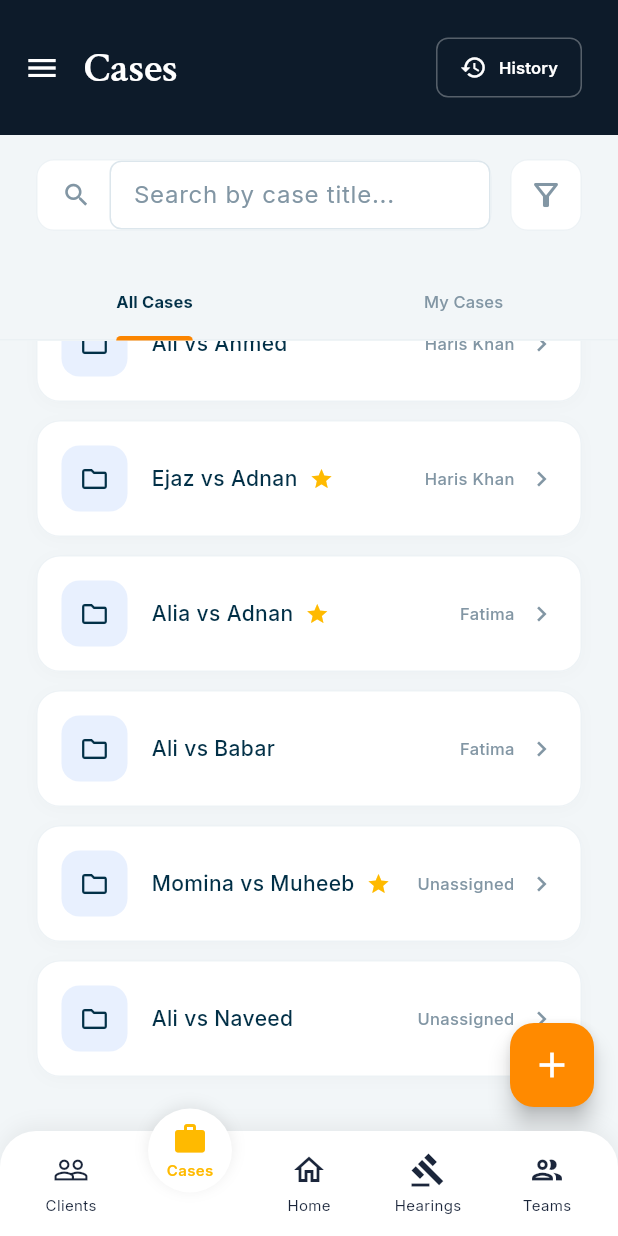
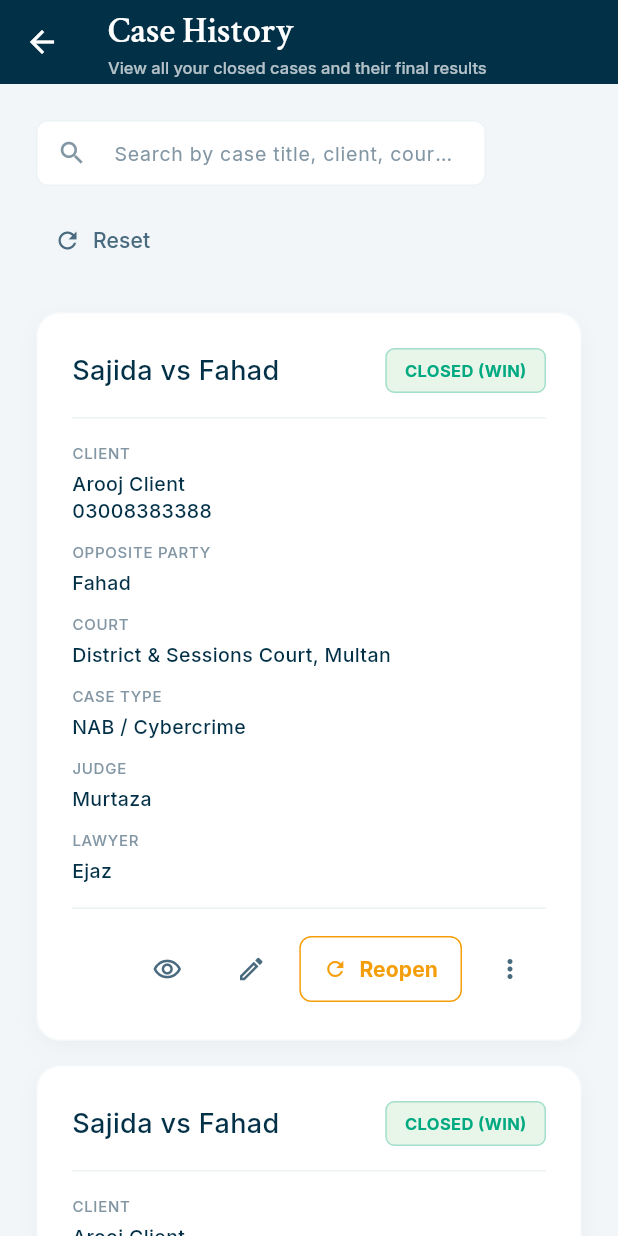
Before and after one commit to Mahnoor-Akhtar/qanomy_app, a Flutter app: the screen it shows after launch, item 2 of the bottom bar chosen, scrolled down 61 dp, after a tap on "History", on a phone screen of 412 x 824 dp. Run offline on Flutter 3.47's test engine with Material 3 defaults, Android fonts, the phone set to English and light mode, and no system bars; our stand-ins replace flutter_animate, google_fonts.

Commit message:
UI Updates: Match team members list with clients list design, add new Case History screen with responsive cards

```diff
--- /dev/null
+++ b/lib/features/cases/screens/case_history_screen.dart
@@ -0,0 +1,276 @@
+import 'package:flutter/material.dart';
+import '../../../core/theme/app_colors.dart';
+import '../../../core/theme/app_typography.dart';
+import '../../../core/theme/app_spacing.dart';
+import '../../../core/utils/responsive.dart';
+
+class CaseHistoryScreen extends StatelessWidget {
+  const CaseHistoryScreen({super.key});
+
+  @override
+  Widget build(BuildContext context) {
+    return Scaffold(
+      backgroundColor: AppColors.pageBackground,
+      appBar: AppBar(
+        backgroundColor: AppColors.primaryNavy,
+        elevation: 0,
+        iconTheme: const IconThemeData(color: Colors.white),
+        title: Column(
+          crossAxisAlignment: CrossAxisAlignment.start,
+          children: [
+            Text('Case History', style: AppTypography.header.copyWith(color: Colors.white, fontSize: 24)),
+            const SizedBox(height: 2),
+            Text('View all your closed cases and their final results', style: AppTypography.labelSmall.copyWith(color: Colors.white70)),
+          ],
+        ),
+      ),
+      body: SingleChildScrollView(
+        padding: const EdgeInsets.all(AppSpacing.s24),
+        child: Align(
+          alignment: Alignment.topCenter,
+          child: ConstrainedBox(
+            constraints: const BoxConstraints(maxWidth: 1200),
+            child: Column(
+              crossAxisAlignment: CrossAxisAlignment.stretch,
+              children: [
+                _buildFilterBar(context),
+                const SizedBox(height: AppSpacing.s24),
+                _buildHistoryList(),
+              ],
+            ),
+          ),
+        ),
+      ),
+    );
+  }
+
+  Widget _buildFilterBar(BuildContext context) {
+    final isMobile = Responsive.isMobile(context);
+    return Wrap(
+      spacing: 12,
+      runSpacing: 12,
+      alignment: WrapAlignment.spaceBetween,
+      crossAxisAlignment: WrapCrossAlignment.center,
+      children: [
+        Row(
+          mainAxisSize: MainAxisSize.min,
+          children: [
+            SizedBox(
+              width: 300,
+              height: 44,
+              child: TextField(
+                decoration: InputDecoration(
+                  fillColor: Colors.white,
+                  filled: true,
+                  hintText: 'Search by case title, client, court...',
+                  hintStyle: AppTypography.bodyInter.copyWith(color: AppColors.textMuted, fontSize: 13),
+                  prefixIcon: const Icon(Icons.search, color: AppColors.textMuted, size: 20),
+                  contentPadding: const EdgeInsets.symmetric(vertical: 0, horizontal: 16),
+                  enabledBorder: OutlineInputBorder(
+                    borderRadius: BorderRadius.circular(8),
+                    borderSide: BorderSide(color: AppColors.border.withOpacity(0.5)),
+                  ),
+                  focusedBorder: OutlineInputBorder(
+                    borderRadius: BorderRadius.circular(8),
+                    borderSide: BorderSide(color: const Color(0xFF00A980)),
+                  ),
+                ),
+              ),
+            ),
+            const SizedBox(width: 12),
+            if (!isMobile) ...[
+              _buildDropdown('Court (All)'),
+              const SizedBox(width: 12),
+              _buildDropdown('Case Type (All)'),
+              const SizedBox(width: 12),
+              _buildDropdown('Assigned Lawyer (All)'),
+            ],
+          ],
+        ),
+        TextButton.icon(
+          onPressed: () {},
+          icon: const Icon(Icons.refresh, size: 18, color: AppColors.textSecondary),
+          label: Text('Reset', style: AppTypography.bodyInterMedium.copyWith(color: AppColors.textSecondary)),
+        ),
+      ],
+    );
+  }
+
+  Widget _buildDropdown(String hint) {
+    return Container(
+      height: 44,
+      padding: const EdgeInsets.symmetric(horizontal: 16),
+      decoration: BoxDecoration(
+        color: Colors.white,
+        borderRadius: BorderRadius.circular(8),
+        border: Border.all(color: AppColors.border.withOpacity(0.5)),
+      ),
+      child: Row(
+        mainAxisSize: MainAxisSize.min,
+        children: [
+          Text(hint, style: AppTypography.bodyInterMedium.copyWith(color: AppColors.primaryNavy, fontSize: 13)),
+          const SizedBox(width: 12),
+          const Icon(Icons.keyboard_arrow_down, color: AppColors.textSecondary, size: 18),
+        ],
+      ),
+    );
+  }
+
+  Widget _buildHistoryList() {
+    return ListView.separated(
+      shrinkWrap: true,
+      physics: const NeverScrollableScrollPhysics(),
+      itemCount: 3, // Dummy data count
+      separatorBuilder: (context, index) => const SizedBox(height: 16),
+      itemBuilder: (context, index) {
+        return _buildCaseHistoryCard(context);
+      },
+    );
+  }
+
+  Widget _buildCaseHistoryCard(BuildContext context) {
+    final isMobile = Responsive.isMobile(context);
+
+    return Container(
+      decoration: BoxDecoration(
+        borderRadius: BorderRadius.circular(16),
+        boxShadow: [
+          BoxShadow(
+            color: Colors.black.withOpacity(0.03),
+            blurRadius: 10,
+            offset: const Offset(0, 4),
+          ),
+        ],
+      ),
+      child: Material(
+        color: Colors.white,
+        shape: RoundedRectangleBorder(
+          borderRadius: BorderRadius.circular(16),
+          side: BorderSide(color: AppColors.border.withOpacity(0.3)),
+        ),
+        clipBehavior: Clip.antiAlias,
+        child: Padding(
+          padding: const EdgeInsets.all(AppSpacing.s24),
+          child: Column(
+            crossAxisAlignment: CrossAxisAlignment.start,
+            children: [
+              // Header
+              Row(
+                mainAxisAlignment: MainAxisAlignment.spaceBetween,
+                children: [
+                  Expanded(
+                    child: Text(
+                      'Sajida vs Fahad',
+                      style: AppTypography.titleMedium.copyWith(color: AppColors.primaryNavy, fontSize: 18),
+                    ),
+                  ),
+                  Container(
+                    padding: const EdgeInsets.symmetric(horizontal: 12, vertical: 6),
+                    decoration: BoxDecoration(
+                      color: const Color(0xFFE8F5E9),
+                      borderRadius: BorderRadius.circular(6),
+                      border: Border.all(color: const Color(0xFF00A980).withOpacity(0.3)),
+                    ),
+                    child: Text(
+                      'CLOSED (WIN)',
+                      style: AppTypography.labelSmall.copyWith(color: const Color(0xFF00A980), fontWeight: FontWeight.bold),
+                    ),
+                  ),
+                ],
+              ),
+              const SizedBox(height: AppSpacing.s16),
+              Divider(color: AppColors.border.withOpacity(0.5), height: 1),
+              const SizedBox(height: AppSpacing.s16),
+
+              // Details Grid
+              if (isMobile)
+                Column(
+                  crossAxisAlignment: CrossAxisAlignment.start,
+                  children: [
+                    _buildInfoColumn('Client', 'Arooj Client\n03008383388'),
+                    const SizedBox(height: 12),
+                    _buildInfoColumn('Opposite Party', 'Fahad'),
+                    const SizedBox(height: 12),
+                    _buildInfoColumn('Court', 'District & Sessions Court, Multan'),
+                    const SizedBox(height: 12),
+                    _buildInfoColumn('Case Type', 'NAB / Cybercrime'),
+                    const SizedBox(height: 12),
+                    _buildInfoColumn('Judge', 'Murtaza'),
+                    const SizedBox(height: 12),
+                    _buildInfoColumn('Lawyer', 'Ejaz'),
+                  ],
+                )
+              else
+                Row(
+                  crossAxisAlignment: CrossAxisAlignment.start,
+                  children: [
+                    Expanded(flex: 2, child: _buildInfoColumn('Client', 'Arooj Client\n03008383388')),
+                    Expanded(flex: 2, child: _buildInfoColumn('Opposite Party', 'Fahad')),
+                    Expanded(flex: 3, child: _buildInfoColumn('Court', 'District & Sessions Court, Multan')),
+                    Expanded(flex: 2, child: _buildInfoColumn('Case Type', 'NAB / Cybercrime')),
+                    Expanded(flex: 2, child: _buildInfoColumn('Judge', 'Murtaza')),
+                    Expanded(flex: 2, child: _buildInfoColumn('Lawyer', 'Ejaz')),
+                  ],
+                ),
+
+              const SizedBox(height: AppSpacing.s16),
+              Divider(color: AppColors.border.withOpacity(0.5), height: 1),
+              const SizedBox(height: AppSpacing.s16),
+
+              // Actions
+              Row(
+                mainAxisAlignment: MainAxisAlignment.end,
+                children: [
+                  IconButton(
+                    onPressed: () {},
+                    icon: const Icon(Icons.remove_red_eye_outlined, color: AppColors.textSecondary, size: 20),
+                    tooltip: 'View Details',
+                  ),
+                  const SizedBox(width: 8),
+                  IconButton(
+                    onPressed: () {},
+                    icon: const Icon(Icons.edit_outlined, color: AppColors.textSecondary, size: 20),
+                    tooltip: 'Edit Case',
+                  ),
+                  const SizedBox(width: 8),
+                  OutlinedButton.icon(
+                    onPressed: () {},
+                    icon: const Icon(Icons.refresh, size: 16, color: Color(0xFFF59E0B)), // Amber/Orange
+                    label: Text('Reopen', style: AppTypography.bodyInterMedium.copyWith(color: const Color(0xFFF59E0B), fontWeight: FontWeight.bold)),
+                    style: OutlinedButton.styleFrom(
+                      side: const BorderSide(color: Color(0xFFF59E0B)),
+                      shape: RoundedRectangleBorder(borderRadius: BorderRadius.circular(8)),
+                      padding: const EdgeInsets.symmetric(horizontal: 16, vertical: 12),
+                    ),
+                  ),
+                  const SizedBox(width: 8),
+                  IconButton(
+                    onPressed: () {},
+                    icon: const Icon(Icons.more_vert, color: AppColors.textSecondary, size: 20),
+                  ),
+                ],
+              ),
+            ],
+          ),
+        ),
+      ),
+    );
+  }
+
+  Widget _buildInfoColumn(String label, String value) {
+    return Column(
+      crossAxisAlignment: CrossAxisAlignment.start,
+      children: [
+        Text(
+          label.toUpperCase(),
+          style: AppTypography.labelSmall.copyWith(color: AppColors.textMuted, fontSize: 10, letterSpacing: 0.5),
+        ),
+        const SizedBox(height: 4),
+        Text(
+          value,
+          style: AppTypography.bodyInterMedium.copyWith(color: AppColors.primaryNavy, fontSize: 13, height: 1.4),
+        ),
+      ],
+    );
+  }
+}
--- a/lib/features/cases/screens/cases_screen.dart
+++ b/lib/features/cases/screens/cases_screen.dart
@@ -4,6 +4,7 @@ import '../../../core/theme/app_typography.dart';
 import '../../../core/theme/app_spacing.dart';
 import '../widgets/case_list_item.dart';
 import 'add_case_screen.dart';
+import 'case_history_screen.dart';
 import '../../navigation/main_layout.dart';
 
 class CasesScreen extends StatelessWidget {
@@ -37,7 +38,12 @@ class CasesScreen extends StatelessWidget {
           ),
           actions: [
             OutlinedButton.icon(
-              onPressed: () {},
+              onPressed: () {
+                Navigator.push(
+                  context,
+                  MaterialPageRoute(builder: (context) => const CaseHistoryScreen()),
+                );
+              },
               icon: const Icon(
                 Icons.history,
                 color: Colors.white,
--- a/lib/features/team/screens/team_members_screen.dart
+++ b/lib/features/team/screens/team_members_screen.dart
@@ -123,27 +123,13 @@ class TeamMembersScreen extends StatelessWidget {
   }
 
   Widget _buildMainContainer(BuildContext context) {
-    return Container(
-      decoration: BoxDecoration(
-        color: Colors.white,
-        borderRadius: BorderRadius.circular(16),
-        border: Border.all(color: AppColors.border.withOpacity(0.5)),
-        boxShadow: [
-          BoxShadow(color: Colors.black.withOpacity(0.02), blurRadius: 10, offset: const Offset(0, 4)),
-        ],
-      ),
-      clipBehavior: Clip.antiAlias,
-      child: Column(
+    return Column(
       crossAxisAlignment: CrossAxisAlignment.stretch,
       children: [
-          Padding(
-            padding: const EdgeInsets.all(AppSpacing.s16),
-            child: _buildFilterBar(context),
-          ),
-          Divider(color: AppColors.border.withOpacity(0.5), height: 1),
+        _buildFilterBar(context),
+        const SizedBox(height: AppSpacing.s24),
         _buildTeamTable(),
       ],
-      ),
     );
   }
 
@@ -163,6 +149,8 @@ class TeamMembersScreen extends StatelessWidget {
               height: 40,
               child: TextField(
                 decoration: InputDecoration(
+                  fillColor: Colors.white,
+                  filled: true,
                   hintText: 'Search by name, email, phone...',
                   hintStyle: AppTypography.bodyInter.copyWith(color: AppColors.textMuted, fontSize: 13),
                   prefixIcon: const Icon(Icons.search, color: AppColors.textMuted, size: 20),
@@ -197,6 +185,7 @@ class TeamMembersScreen extends StatelessWidget {
       height: 40,
       padding: const EdgeInsets.symmetric(horizontal: 16),
       decoration: BoxDecoration(
+        color: Colors.white,
         borderRadius: BorderRadius.circular(8),
         border: Border.all(color: AppColors.border.withOpacity(0.5)),
       ),
@@ -216,6 +205,7 @@ class TeamMembersScreen extends StatelessWidget {
       height: 40,
       padding: const EdgeInsets.symmetric(horizontal: 16),
       decoration: BoxDecoration(
+        color: Colors.white,
         borderRadius: BorderRadius.circular(8),
         border: Border.all(color: AppColors.border.withOpacity(0.5)),
       ),
@@ -242,7 +232,7 @@ class TeamMembersScreen extends StatelessWidget {
       shrinkWrap: true,
       physics: const NeverScrollableScrollPhysics(),
       itemCount: members.length,
-      separatorBuilder: (context, index) => Divider(color: AppColors.border.withOpacity(0.5), height: 1),
+      separatorBuilder: (context, index) => const SizedBox(height: 16),
       itemBuilder: (context, index) {
         final m = members[index];
         return _buildTeamMemberItem(context, m['id']!, m['initial']!, m['name']!, m['subtitle']!, m['email']!, m['phone']!, m['status']!, m['joined']!);
@@ -251,7 +241,26 @@ class TeamMembersScreen extends StatelessWidget {
   }
 
   Widget _buildTeamMemberItem(BuildContext context, String id, String initial, String name, String subtitle, String email, String phone, String status, String joined) {
-    return InkWell(
+    return Container(
+      decoration: BoxDecoration(
+        borderRadius: BorderRadius.circular(16),
+        boxShadow: [
+          BoxShadow(
+            color: Colors.black.withOpacity(0.03),
+            blurRadius: 10,
+            offset: const Offset(0, 4),
+          ),
+        ],
+      ),
+      child: Material(
+        color: Colors.white,
+        shape: RoundedRectangleBorder(
+          borderRadius: BorderRadius.circular(16),
+          side: BorderSide(color: AppColors.border.withOpacity(0.3)),
+        ),
+        clipBehavior: Clip.antiAlias,
+        child: InkWell(
+          borderRadius: BorderRadius.circular(16),
           onTap: () {
             Navigator.push(
               context,
@@ -268,27 +277,47 @@ class TeamMembersScreen extends StatelessWidget {
             );
           },
           child: Padding(
-        padding: const EdgeInsets.symmetric(horizontal: 24, vertical: 16),
+            padding: const EdgeInsets.symmetric(horizontal: AppSpacing.s16, vertical: AppSpacing.s16),
             child: Row(
               children: [
                 const CircleAvatar(
-              radius: 20,
+                  radius: 24,
                   backgroundColor: Color(0xFFE8F5E9),
                   backgroundImage: AssetImage('assets/images/default_avatar.png'),
                 ),
-            const SizedBox(width: 16),
+                const SizedBox(width: AppSpacing.s16),
                 Expanded(
                   child: Column(
                     crossAxisAlignment: CrossAxisAlignment.start,
                     children: [
                       Text(name, style: AppTypography.titleMedium.copyWith(color: AppColors.primaryNavy, fontSize: 16)),
-                  const SizedBox(height: 2),
-                  Text(subtitle.toUpperCase(), style: AppTypography.labelSmall.copyWith(color: AppColors.textMuted, fontSize: 11, letterSpacing: 0.5)),
+                      const SizedBox(height: 4),
+                      Wrap(
+                        crossAxisAlignment: WrapCrossAlignment.center,
+                        children: [
+                          const Icon(Icons.work_outline, size: 14, color: AppColors.textMuted),
+                          const SizedBox(width: 4),
+                          Text(subtitle.toUpperCase(), style: AppTypography.labelSmall.copyWith(color: AppColors.textMuted)),
+                          const SizedBox(width: 12),
+                          const Icon(Icons.tag, size: 14, color: AppColors.textMuted),
+                          const SizedBox(width: 2),
+                          Text('ID: $id', style: AppTypography.labelSmall.copyWith(color: AppColors.textMuted)),
+                        ],
+                      ),
                     ],
                   ),
                 ),
-            const Icon(Icons.chevron_right, size: 20, color: AppColors.textMuted),
+                Container(
+                  padding: const EdgeInsets.all(8),
+                  decoration: BoxDecoration(
+                    color: const Color(0xFFF8FAFC),
+                    borderRadius: BorderRadius.circular(8),
+                  ),
+                  child: const Icon(Icons.arrow_forward_ios, size: 16, color: AppColors.primaryNavy),
+                ),
               ],
+            ),
+          ),
         ),
       ),
     );
```
Also changed, not shown: 1 other file. Lines whose indentation alone changed are shown as unchanged.
